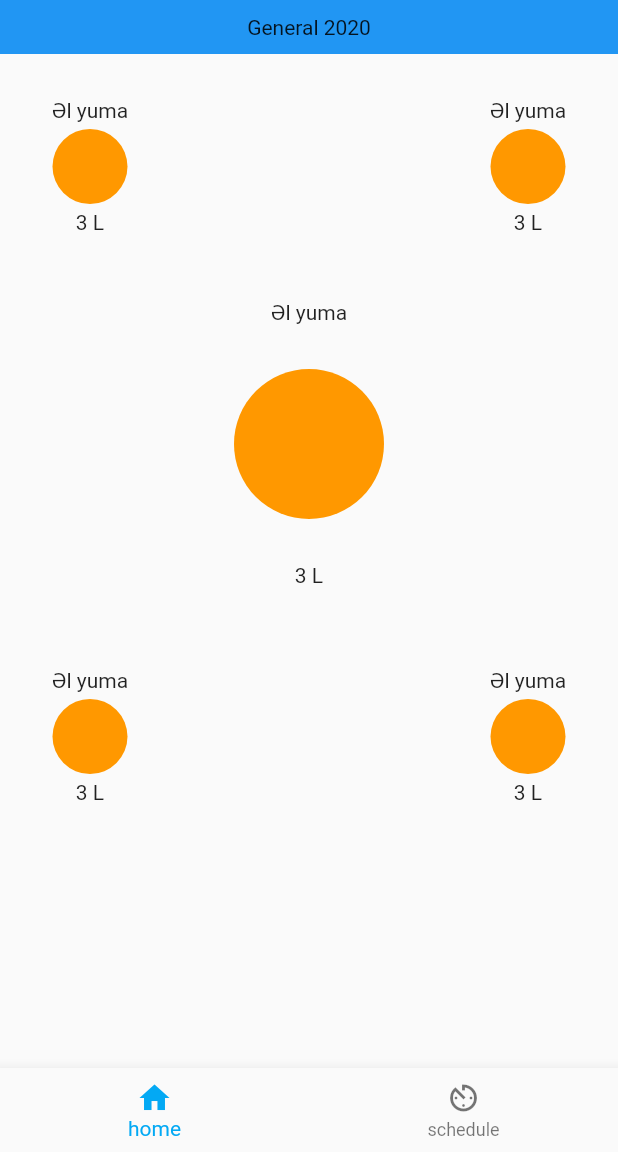
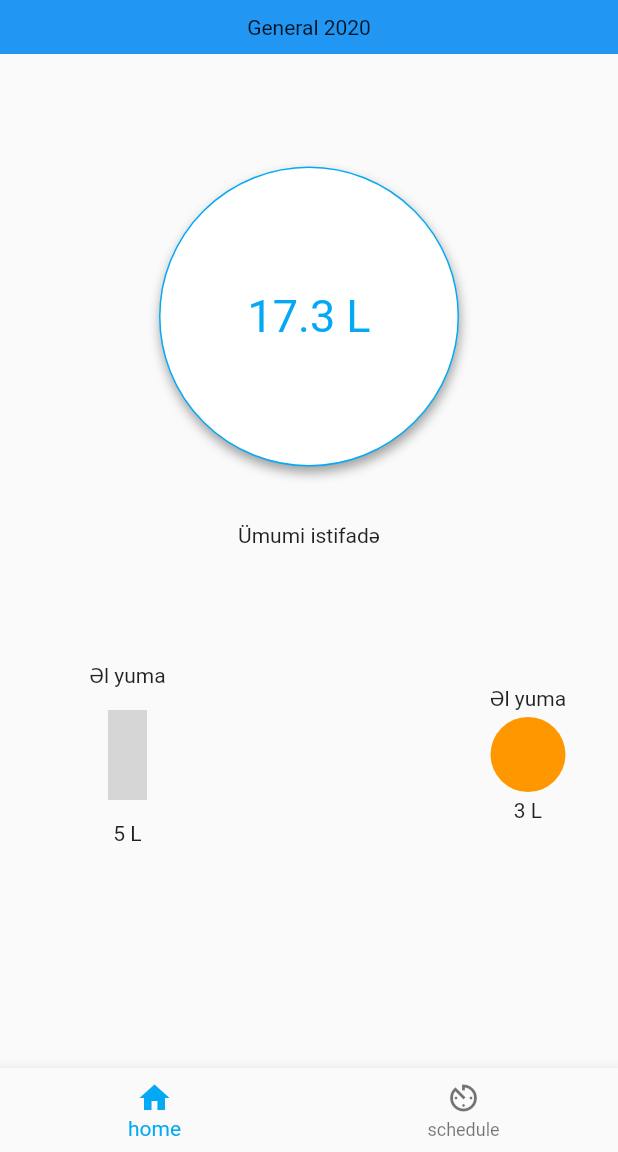
Before and after one commit to sahmirzali/aquapro, a Flutter app: the screen it shows after launch, on a phone screen of 412 x 824 dp, the part 84-1236 px from its top. Run offline on Flutter 3.47's test engine with Material 2 defaults, Android fonts, the phone set to English and light mode, and no system bars; our stand-ins replace material_design_icons_flutter; grey boxes are pictures that could not be loaded.

Commit message:
4july_22:42

```diff
--- /dev/null
+++ b/lib/aquaproicon_icons.dart
@@ -0,0 +1,27 @@
+/// Flutter icons Aquaproicon
+/// Copyright (C) 2020 by original authors @ fluttericon.com, fontello.com
+/// This font was generated by FlutterIcon.com, which is derived from Fontello.
+///
+/// To use this font, place it in your fonts/ directory and include the
+/// following in your pubspec.yaml
+///
+/// flutter:
+///   fonts:
+///    - family:  Aquaproicon
+///      fonts:
+///       - asset: fonts/Aquaproicon.ttf
+///
+///
+///
+import 'package:flutter/widgets.dart';
+
+class Aquaproicon {
+  Aquaproicon._();
+
+  static const _kFontFam = 'Aquaproicon';
+  static const _kFontPkg = null;
+
+  static const IconData sponge = IconData(0xe800, fontFamily: _kFontFam, fontPackage: _kFontPkg);
+  static const IconData water = IconData(0xe802, fontFamily: _kFontFam, fontPackage: _kFontPkg);
+  static const IconData tap = IconData(0xe803, fontFamily: _kFontFam, fontPackage: _kFontPkg);
+}
--- a/lib/modes.dart
+++ b/lib/modes.dart
@@ -1,67 +1,12 @@
+import 'package:aquapro/aquaproicon_icons.dart';
 import 'package:flutter/material.dart';
+import 'package:material_design_icons_flutter/material_design_icons_flutter.dart';
 
 class Modes extends StatelessWidget {
   @override
   Widget build(BuildContext context) {
     return Column(
       children: <Widget>[
-        Row(
-          mainAxisAlignment: MainAxisAlignment.spaceBetween,
-          children: <Widget>[
-            Column(
-              mainAxisAlignment: MainAxisAlignment.spaceBetween,
-              mainAxisSize: MainAxisSize.max,
-              children: <Widget>[
-                Container(
-                  margin: EdgeInsets.only(top: 25,left: 10),
-                  height: 100,
-                  width: 100,
-                  color: Colors.grey[50],
-                  child: Column(
-                    mainAxisAlignment: MainAxisAlignment.spaceEvenly,
-                    children: <Widget>[
-                      Text("Əl yuma"),
-                      Container(
-                        height: 50,
-                        width: 50,
-                        margin: EdgeInsets.all(0.0),
-                        decoration: BoxDecoration(
-                            color: Colors.orange, shape: BoxShape.circle),
-                      ),
-                      Text("3 L"),
-                    ],
-                  ),
-                ),
-              ],
-            ),
-            Column(
-              mainAxisAlignment: MainAxisAlignment.spaceBetween,
-              mainAxisSize: MainAxisSize.max,
-              children: <Widget>[
-                Container(
-                  margin: EdgeInsets.only(top: 25,right: 10),
-                  height: 100,
-                  width: 100,
-                  color: Colors.grey[50],
-                  child: Column(
-                    mainAxisAlignment: MainAxisAlignment.spaceEvenly,
-                    children: <Widget>[
-                      Text("Əl yuma"),
-                      Container(
-                        height: 50,
-                        width: 50,
-                        margin: EdgeInsets.all(0.0),
-                        decoration: BoxDecoration(
-                            color: Colors.orange, shape: BoxShape.circle),
-                      ),
-                      Text("3 L"),
-                    ],
-                  ),
-                ),
-              ],
-            ),
-          ],
-        ),
         Row(
           mainAxisAlignment: MainAxisAlignment.center,
           children: <Widget>[
@@ -70,22 +15,52 @@ class Modes extends StatelessWidget {
               //mainAxisSize: MainAxisSize.min,
               children: <Widget>[
                 Container(
-                  margin: EdgeInsets.all(10),
-                  height: 250,
-                  width: 250,
+                  margin: EdgeInsets.only(top:37,bottom: 45),
+                  height: 300,
+                  width: 300,
                   color: Colors.grey[50],
                   child: Column(
                     mainAxisAlignment: MainAxisAlignment.spaceEvenly,
                     children: <Widget>[
-                      Text("Əl yuma"),
                       Container(
+                        width: 200,
+                        height: 200,
+                        decoration: BoxDecoration(
+                          border: Border.all(width: 1,color: Colors.lightBlue),
+                          boxShadow: [
+                  BoxShadow(
+                    color: Colors.grey,
+                    offset: Offset(0.7, 4.0), //(x,y)
+                    blurRadius: 6.0,
+                  ),
+                ],
+                          // border: Border.all(width: 2),
+                          shape: BoxShape.circle,
+                          // You can use like this way or like the below line
+                          //borderRadius: new BorderRadius.circular(30.0),
+                          color: Colors.white,
+                        ),
+                        child: Column(
+                          crossAxisAlignment: CrossAxisAlignment.center,
+                          mainAxisAlignment: MainAxisAlignment.center,
+                          children: <Widget>[
+                            Text('17.3 L',style: TextStyle(fontSize: 30,color: Colors.lightBlue)),
+
+                          ],
+                        ),
+                        margin: EdgeInsets.only(top :30,bottom: 30),
+                      ),
+                      /* Container(
+                        child: Icon(Aquaproicon.water,size: 100,color: Colors.blue)
+                      ),
+                       Container(
                         height: 100,
                         width: 100,
                         margin: EdgeInsets.all(0.0),
                         decoration: BoxDecoration(
                             color: Colors.orange, shape: BoxShape.circle),
-                      ),
-                      Text("3 L"),
+                      ), */
+                      Text("Ümumi istifadə"),
                     ],
                   ),
                 ),
@@ -102,21 +77,34 @@ class Modes extends StatelessWidget {
               children: <Widget>[
                 Container(
                   margin: EdgeInsets.all(10),
-                  height: 100,
-                  width: 100,
+                  height: 150,
+                  width: 150,
                   color: Colors.grey[50],
                   child: Column(
                     mainAxisAlignment: MainAxisAlignment.spaceEvenly,
                     children: <Widget>[
                       Text("Əl yuma"),
                       Container(
+                        child: Icon(
+                          MdiIcons.handWater,
+                          size: 60,
+                          color: Colors.lightBlue[400],
+
+
+                          ),
+
+                        ),
+
+                      /* Container(
                         height: 50,
                         width: 50,
                         margin: EdgeInsets.all(0.0),
                         decoration: BoxDecoration(
-                            color: Colors.orange, shape: BoxShape.circle),
-                      ),
-                      Text("3 L"),
+
+                        color: Colors.orange, shape: BoxShape.circle),
+
+                      ), */
+                      Text("5 L"),
                     ],
                   ),
                 ),
--- a/lib/schedule.dart
+++ b/lib/schedule.dart
@@ -1,13 +1,30 @@
 import 'package:flutter/material.dart';
+import 'package:material_design_icons_flutter/material_design_icons_flutter.dart';
 
 class Schedule extends StatelessWidget {
   @override
   Widget build(BuildContext context) {
     return ListView.builder(
-        itemExtent: 80,
+        itemExtent: 100,
         itemCount: 10,
         itemBuilder: (context, index) {
-          return Container(
+          return Card(
+            elevation: 3,
+            child: ListTile(
+              //contentPadding: EdgeInsets.symmetric(horizontal: 0,0 ),
+              leading: Padding(padding: const EdgeInsets.only(top: 25),
+              child: Icon(MdiIcons.handWater,size: 37,),
+
+               )
+            ),
+          );
+        });
+  }
+}
+
+/*
+
+Container(
             padding: EdgeInsets.all(10),
             child: Material(
               elevation: 3,
@@ -15,6 +32,5 @@ class Schedule extends StatelessWidget {
               child: Center(child: Text(index.toString(),)),
             ),
           );
-        });
-  }
-}
+
+*/
```
Also changed, not shown: pubspec.yaml (+6 -4 lines), icons/Aquaproicon.ttf (added), pubspec.lock.
